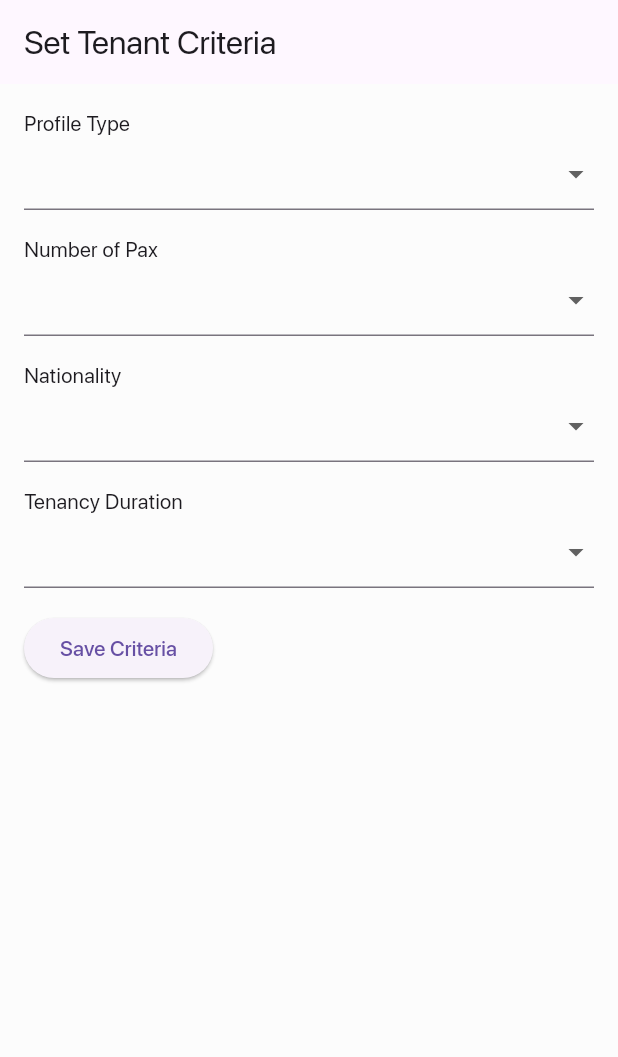
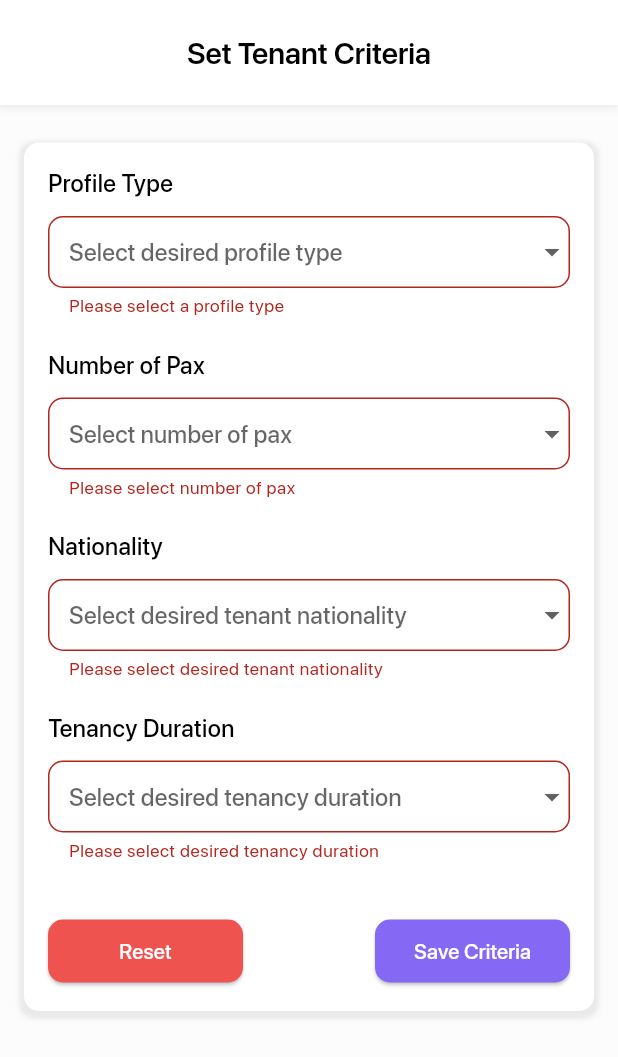
Before and after one commit to bazly21/hrs, a Flutter app: the TenantCriteriaSettingPage screen opened directly with empty values, after a tap on "Save Criteria", on a phone screen of 412 x 824 dp. Shown: the top 1057 px of the screen. Run offline on Flutter 3.47's test engine with Material 3 defaults, Android fonts, the phone set to English and light mode, and no system bars; our stand-ins replace carousel_indicator, carousel_slider, cloud_firestore, firebase_auth, firebase_core, firebase_storage and 6 more; accounts and stored records are empty; network calls fail.

Commit message:
- Modified set tenant criteria function

```diff
--- /dev/null
+++ b/lib/components/custom_dropdown.dart
@@ -0,0 +1,82 @@
+import 'package:flutter/material.dart';
+
+class CustomDropDownField extends StatelessWidget {
+  const CustomDropDownField({
+    super.key,
+    required String label,
+    required String hintText,
+    required List<DropdownMenuItem<String>>? items,
+    required void Function(String?)? onChanged,
+    String? Function(String?)? validator,
+    required GlobalKey<FormFieldState<String>> formFieldKey,
+  })  : _label = label,
+        _hintText = hintText,
+        _items = items,
+        _validator = validator,
+        _onChanged = onChanged,
+        _formFieldKey = formFieldKey;
+
+  final String _label;
+  final String _hintText;
+  final List<DropdownMenuItem<String>>? _items;
+  final void Function(String?)? _onChanged;
+  final String? Function(String?)? _validator;
+  final GlobalKey<FormFieldState<String>> _formFieldKey;
+
+  @override
+  Widget build(BuildContext context) {
+    return Column(
+      crossAxisAlignment: CrossAxisAlignment.start,
+      children: [
+        Text(
+          _label,
+          style: const TextStyle(
+            fontSize: 16.0,
+            color: Colors.black,
+            fontWeight: FontWeight.w500,
+          ),
+        ),
+
+        // Add space between elements
+        const SizedBox(height: 10),
+
+        DropdownButtonFormField<String>(
+          key: _formFieldKey,
+          items: _items,
+          onChanged: _onChanged,
+          validator: _validator,
+          decoration: InputDecoration(
+            border: InputBorder.none,
+            enabledBorder: const OutlineInputBorder(
+              borderSide: BorderSide(color: Color(0xFF606060)),
+              borderRadius: BorderRadius.all(Radius.circular(10.0)),
+            ),
+            focusedBorder: OutlineInputBorder(
+              borderSide:
+                  BorderSide(color: Theme.of(context).primaryColor, width: 2.0),
+              borderRadius: const BorderRadius.all(Radius.circular(10.0)),
+            ),
+            errorBorder: OutlineInputBorder(
+              borderSide:
+                  BorderSide(color: Theme.of(context).colorScheme.error),
+              borderRadius: const BorderRadius.all(Radius.circular(10.0)),
+            ),
+            focusedErrorBorder: OutlineInputBorder(
+              borderSide: BorderSide(
+                  color: Theme.of(context).colorScheme.error, width: 2.0),
+              borderRadius: const BorderRadius.all(Radius.circular(10.0)),
+            ),
+            hintText: _hintText,
+            hintStyle: const TextStyle(
+                color: Color(0xFFA6A6A6),
+                fontSize: 14,
+                fontWeight: FontWeight.normal),
+            contentPadding: const EdgeInsets.all(10.0),
+            errorMaxLines: 2,
+          ),
+          autovalidateMode: AutovalidateMode.onUserInteraction,
+        ),
+      ],
+    );
+  }
+}
--- a/lib/pages/landord_pages/landlord_tenant_criteria_setting_page.dart
+++ b/lib/pages/landord_pages/landlord_tenant_criteria_setting_page.dart
@@ -1,4 +1,7 @@
 import 'package:flutter/material.dart';
+import 'package:flutter/widgets.dart';
+import 'package:hrs/components/custom_appbar.dart';
+import 'package:hrs/components/custom_dropdown.dart';
 import 'package:hrs/model/tenant_criteria/tenant_criteria.dart';
 import 'package:hrs/services/property/application_service.dart';
 
@@ -12,60 +15,117 @@ class TenantCriteriaSettingPage extends StatefulWidget {
 }
 
 class _TenantCriteriaSettingPageState extends State<TenantCriteriaSettingPage> {
+  final ApplicationService _applicationService = ApplicationService();
+  final _formKey = GlobalKey<FormState>();
+  final _profileTypeKey = GlobalKey<FormFieldState<String>>();
+  final _numberOfPaxKey = GlobalKey<FormFieldState<String>>();
+  final _nationalityKey = GlobalKey<FormFieldState<String>>();
+  final _tenancyDurationKey = GlobalKey<FormFieldState<String>>();
+
   String? selectedProfileType;
   String? selectedNumberOfPax;
   String? selectedNationality;
   String? selectedTenancyDuration;
 
-  final ApplicationService _applicationService = ApplicationService();
-
-  final List<String> profileTypes = ['Student', 'Working Adult', 'Family'];
+  final List<String> profileTypes = [
+    'Student',
+    'Working Adult',
+    'Family',
+    'None'
+  ];
   final List<String> numberOfPaxOptions = [
     'Single or Couple',
     'Small Family (1 to 4 pax)',
-    'Large Family (5+ pax)'
+    'Large Family (5+ pax)',
+    'None'
   ];
-  final List<String> nationalities = ['Malaysian', 'Non-Malaysian'];
+  final List<String> nationalities = ['Malaysian', 'Non-Malaysian', 'None'];
   final List<String> tenancyDurations = [
     'Short term (< 4 Months)',
     'Mid term (4-9 Months)',
-    'Long term (10-12 months)'
+    'Long term (10-12 months)',
+    'None'
   ];
 
-  void saveTenantCriteria() async {
+  void saveTenantCriteria(BuildContext context) async {
     // Create a map with the criteria data
+    try {
+      if (_formKey.currentState!.validate()) {
+        // If all fields are 'None', save tenantCriteria as null
+        if (selectedProfileType == 'None' &&
+            selectedNumberOfPax == 'None' &&
+            selectedNationality == 'None' &&
+            selectedTenancyDuration == 'None') {
+          await _applicationService.saveTenantCriteria(widget.propertyID, null);
+        } else {
           TenantCriteria criteriaData = TenantCriteria(
-      profileType: selectedProfileType,
-      numberOfPax: selectedNumberOfPax,
-      nationality: selectedNationality,
-      tenancyDuration: selectedTenancyDuration,
+            profileType:
+                selectedProfileType == 'None' ? null : selectedProfileType,
+            numberOfPax:
+                selectedNumberOfPax == 'None' ? null : selectedNumberOfPax,
+            nationality:
+                selectedNationality == 'None' ? null : selectedNationality,
+            tenancyDuration: selectedTenancyDuration == 'None'
+                ? null
+                : selectedTenancyDuration,
           );
 
           // Save the criteria data to Firestore
-    await _applicationService
-        .saveTenantCriteria(widget.propertyID, criteriaData)
-        .catchError((error) {
-      // Handle error
+          await _applicationService.saveTenantCriteria(
+              widget.propertyID, criteriaData);
+        }
+
+        if (context.mounted) {
           ScaffoldMessenger.of(context).showSnackBar(
-        const SnackBar(content: Text('Failed to save tenant criteria')),
+            SnackBar(
+              content: const Text('Tenant criteria saved successfully'),
+              duration: const Duration(seconds: 3),
+              backgroundColor: Colors.green[700],
+            ),
           );
-    });
+        }
+      }
+    } catch (e) {
+      if (context.mounted) {
+        ScaffoldMessenger.of(context).showSnackBar(
+          SnackBar(
+            content: const Text('Failed to save tenant criteria'),
+            duration: const Duration(seconds: 3),
+            backgroundColor: Theme.of(context).colorScheme.error,
+          ),
+        );
+      }
+    }
   }
 
   @override
   Widget build(BuildContext context) {
     return Scaffold(
-      appBar: AppBar(
-        title: const Text('Set Tenant Criteria'),
+      appBar: const CustomAppBar(title: 'Set Tenant Criteria'),
+      body: SingleChildScrollView(
+        padding: const EdgeInsets.fromLTRB(16.0, 25.0, 16.0, 16.0),
+        child: Container(
+          padding: const EdgeInsets.all(16.0),
+          decoration: BoxDecoration(
+              color: Colors.white,
+              borderRadius: BorderRadius.circular(10),
+              boxShadow: [
+                BoxShadow(
+                  color: Colors.grey.withOpacity(0.2), // Shadow color.
+                  spreadRadius: 3,
+                  blurRadius: 2, // Shadow blur radius.
+                  offset: const Offset(0, 2), // Vertical offset for the shadow.
                 ),
-      body: SingleChildScrollView(
-        padding: const EdgeInsets.all(16.0),
+              ]),
+          child: Form(
+            key: _formKey,
             child: Column(
               crossAxisAlignment: CrossAxisAlignment.start,
               children: [
-            const Text('Profile Type'),
-            DropdownButtonFormField<String>(
-              value: selectedProfileType,
+                CustomDropDownField(
+                  formFieldKey: _profileTypeKey,
+                  label: 'Profile Type',
+                  hintText: 'Select desired profile type',
                   items: profileTypes.map((type) {
                     return DropdownMenuItem<String>(
                       value: type,
@@ -77,15 +137,22 @@ class _TenantCriteriaSettingPageState extends State<TenantCriteriaSettingPage> {
                       selectedProfileType = value;
                     });
                   },
+                  validator: (value) {
+                    if (value == null) {
+                      return 'Please select a profile type';
+                    }
+                    return null;
+                  },
                 ),
-            const SizedBox(height: 16.0),
-            const Text('Number of Pax'),
-            DropdownButtonFormField<String>(
-              value: selectedNumberOfPax,
-              items: numberOfPaxOptions.map((number) {
+                const SizedBox(height: 20.0),
+                CustomDropDownField(
+                  formFieldKey: _numberOfPaxKey,
+                  label: 'Number of Pax',
+                  hintText: 'Select number of pax',
+                  items: numberOfPaxOptions.map((pax) {
                     return DropdownMenuItem<String>(
-                  value: number,
-                  child: Text(number.toString()),
+                      value: pax,
+                      child: Text(pax),
                     );
                   }).toList(),
                   onChanged: (value) {
@@ -93,11 +160,18 @@ class _TenantCriteriaSettingPageState extends State<TenantCriteriaSettingPage> {
                       selectedNumberOfPax = value;
                     });
                   },
+                  validator: (value) {
+                    if (value == null) {
+                      return 'Please select number of pax';
+                    }
+                    return null;
+                  },
                 ),
-            const SizedBox(height: 16.0),
-            const Text('Nationality'),
-            DropdownButtonFormField<String>(
-              value: selectedNationality,
+                const SizedBox(height: 20.0),
+                CustomDropDownField(
+                  formFieldKey: _nationalityKey,
+                  label: 'Nationality',
+                  hintText: 'Select desired tenant nationality',
                   items: nationalities.map((nationality) {
                     return DropdownMenuItem<String>(
                       value: nationality,
@@ -109,11 +183,18 @@ class _TenantCriteriaSettingPageState extends State<TenantCriteriaSettingPage> {
                       selectedNationality = value;
                     });
                   },
+                  validator: (value) {
+                    if (value == null) {
+                      return 'Please select desired tenant nationality';
+                    }
+                    return null;
+                  },
                 ),
-            const SizedBox(height: 16.0),
-            const Text('Tenancy Duration'),
-            DropdownButtonFormField<String>(
-              value: selectedTenancyDuration,
+                const SizedBox(height: 20.0),
+                CustomDropDownField(
+                  formFieldKey: _tenancyDurationKey,
+                  label: 'Tenancy Duration',
+                  hintText: 'Select desired tenancy duration',
                   items: tenancyDurations.map((duration) {
                     return DropdownMenuItem<String>(
                       value: duration,
@@ -125,15 +206,63 @@ class _TenantCriteriaSettingPageState extends State<TenantCriteriaSettingPage> {
                       selectedTenancyDuration = value;
                     });
                   },
+                  validator: (value) {
+                    if (value == null) {
+                      return 'Please select desired tenancy duration';
+                    }
+                    return null;
+                  },
                 ),
-            const SizedBox(height: 16.0),
+                const SizedBox(height: 35.0),
+                Row(
+                  mainAxisAlignment: MainAxisAlignment.spaceBetween,
+                  children: [
                     ElevatedButton(
-              onPressed: saveTenantCriteria,
+                      onPressed: resetFormFields,
+                      style: ElevatedButton.styleFrom(
+                        backgroundColor: Colors.red[400],
+                        foregroundColor: Colors.white,
+                        fixedSize: const Size(130, 42),
+                        shape: RoundedRectangleBorder(
+                            borderRadius: BorderRadius.circular(10)),
+                      ),
+                      child: const Text('Reset'),
+                    ),
+
+                    ElevatedButton(
+                      onPressed: () => saveTenantCriteria(context),
+                      style: ElevatedButton.styleFrom(
+                        backgroundColor: const Color(0xFF8568F3),
+                        foregroundColor: Colors.white,
+                        fixedSize: const Size(130, 42),
+                        shape: RoundedRectangleBorder(
+                            borderRadius: BorderRadius.circular(10)),
+                      ),
                       child: const Text('Save Criteria'),
                     ),
                   ],
                 ),
+              ],
+            ),
+          ),
+        ),
       ),
     );
   }
+
+  void resetFormFields() {
+    setState(() {
+      selectedProfileType = null;
+      selectedNumberOfPax = null;
+      selectedNationality = null;
+      selectedTenancyDuration = null;
+      _profileTypeKey.currentState?.reset();
+      _numberOfPaxKey.currentState?.reset();
+      _nationalityKey.currentState?.reset();
+      _tenancyDurationKey.currentState?.reset();
+
+      // // Remove the focus
+      FocusScope.of(context).requestFocus(FocusNode());
+    });
   }
+}
--- a/lib/services/property/application_service.dart
+++ b/lib/services/property/application_service.dart
@@ -120,14 +120,20 @@ class ApplicationService {
 
   // Save tenant criteria
   Future<void> saveTenantCriteria(
-      String propertyID, TenantCriteria tenantCriteria) async {
+      String propertyID, TenantCriteria? tenantCriteria) async {
     DocumentReference propertyDocRef =
         _fireStore.collection('properties').doc(propertyID);
 
     // Update the tenant criteria on property document
-    await propertyDocRef.update({
-      'tenantCriteria': tenantCriteria.toMap(),
-    });
+    if (tenantCriteria == null) {
+      await propertyDocRef.update({
+        'tenantCriteria': null,
+      });
+    } else {
+      await propertyDocRef.update({
+        'tenantCriteria': tenantCriteria.toMap(),
+      });
+    }
   }
 
   static Future<bool> checkUserApplication(
@@ -221,11 +227,13 @@ class ApplicationService {
         // Get landlord overall rating and rating count
         propertyData["landlordOverallRating"] =
             landlordData["ratingAverage"]?["landlord"]?["overallRating"];
-        propertyData["landlordRatingCount"] = landlordData["ratingCount"]?["landlord"];
+        propertyData["landlordRatingCount"] =
+            landlordData["ratingCount"]?["landlord"];
 
         // Get landlord name and profile picture
         propertyData["landlordName"] = landlordData["name"];
-        propertyData["landlordProfilePictureURL"] = landlordData["profilePictureURL"];
+        propertyData["landlordProfilePictureURL"] =
+            landlordData["profilePictureURL"];
 
         // Convert property data to PropertyFullDetails object
         PropertyDetails propertyDetails =
```
Lines whose indentation alone changed are shown as unchanged.
